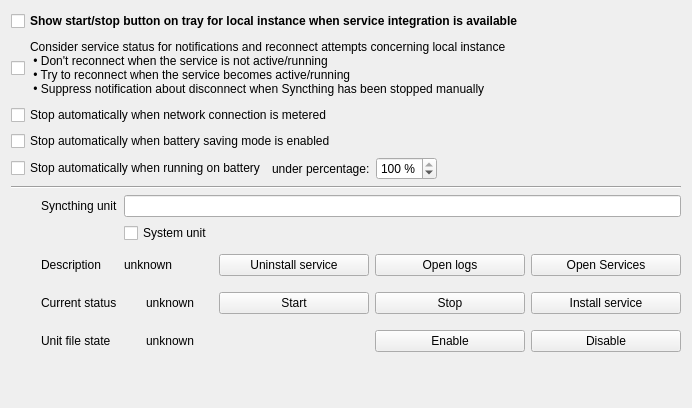
Above: syncthingwidgets/settings/serviceoptionpage.ui from Martchus/syncthingtray before the change. Below: the same form after it.
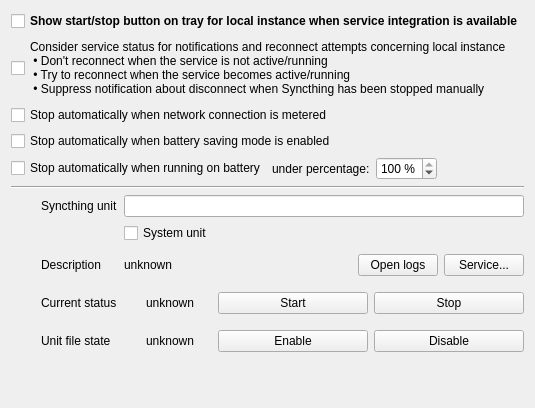
That is the form after the change. Icons and pictures are not drawn. Custom widgets are drawn as their Qt base class.

Commit message:
Improve service management UI layout and add post-install security notice
* Consolidate Windows service actions (Open Services, Install, Uninstall)
  into a dropdown menu on a single 'Service...' button to prevent
  excessive horizontal spacing and scrollbars
* Add serviceInstalled signal to SyncthingService and notify the user
  with an informational security note after service creation
* Add security note to stdout when installing via CLI

What changed in the file:
```diff
--- a/syncthingwidgets/settings/serviceoptionpage.ui
+++ b/syncthingwidgets/settings/serviceoptionpage.ui
@@ -184,30 +184,8 @@
           </property>
          </spacer>
         </item>
-        <item>
-         <widget class="QPushButton" name="uninstallPushButton">
-          <property name="minimumSize">
-           <size>
-            <width>150</width>
-            <height>0</height>
-           </size>
-          </property>
-          <property name="text">
-           <string>Uninstall service</string>
-          </property>
-          <property name="icon">
-           <iconset theme="edit-delete"/>
-          </property>
-         </widget>
-        </item>
         <item>
          <widget class="QPushButton" name="openLogsPushButton">
-          <property name="minimumSize">
-           <size>
-            <width>150</width>
-            <height>0</height>
-           </size>
-          </property>
           <property name="text">
            <string>Open logs</string>
           </property>
@@ -217,15 +195,9 @@
          </widget>
         </item>
         <item>
-         <widget class="QPushButton" name="openServiceManagerPushButton">
-          <property name="minimumSize">
-           <size>
-            <width>150</width>
-            <height>0</height>
-           </size>
-          </property>
+         <widget class="QPushButton" name="manageServicePushButton">
           <property name="text">
-           <string>Open Services</string>
+           <string>Service...</string>
           </property>
           <property name="icon">
            <iconset theme="preferences-system-services"/>
@@ -319,22 +291,6 @@
           </property>
          </widget>
         </item>
-        <item>
-         <widget class="QPushButton" name="installPushButton">
-          <property name="minimumSize">
-           <size>
-            <width>150</width>
-            <height>0</height>
-           </size>
-          </property>
-          <property name="text">
-           <string>Install service</string>
-          </property>
-          <property name="icon">
-           <iconset theme="system-software-install"/>
-          </property>
-         </widget>
-        </item>
        </layout>
       </item>
       <item row="4" column="0">
```
Left out of the diff: 4 changed lines with no effect on the pictures. The commit also changes 5 other files.
